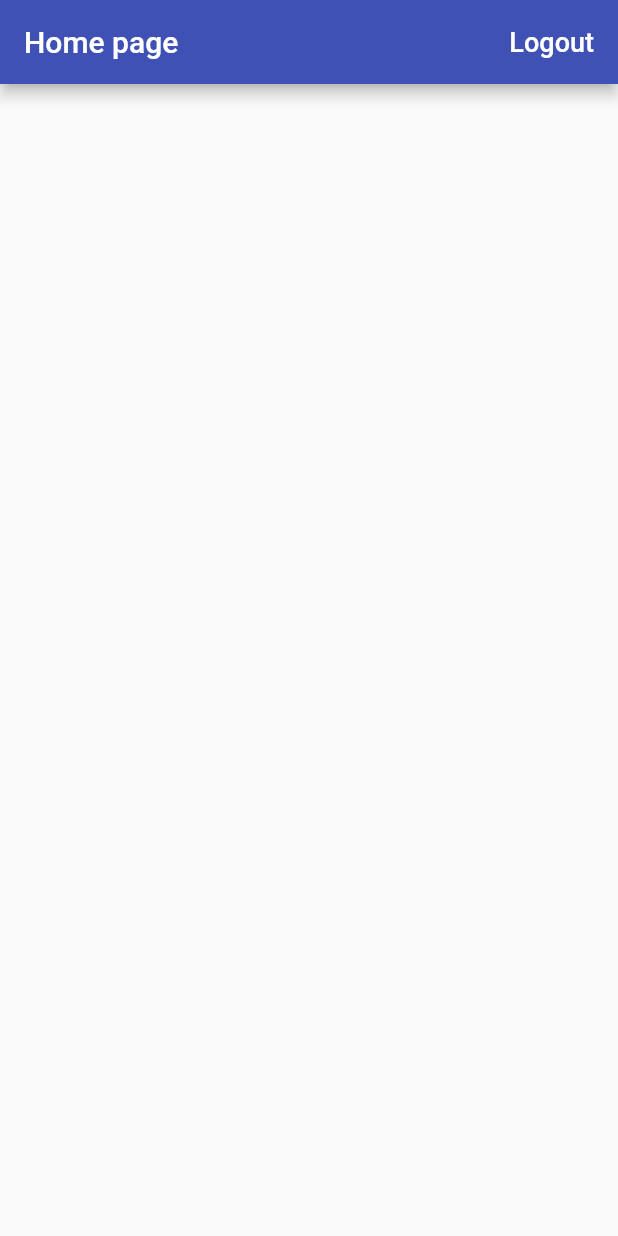
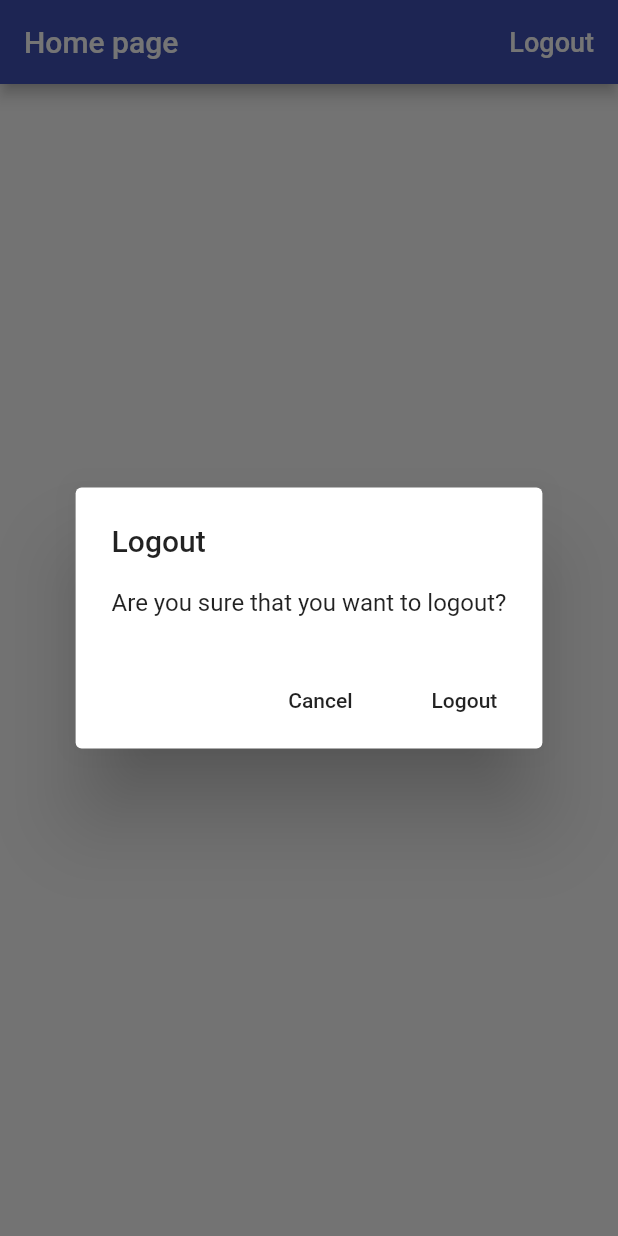
Before and after one commit to aleksoft1/time_tracker_flutter_course, a Flutter app: the screen it shows once a user with an empty profile is signed in, after a tap on "Logout", on a phone screen of 412 x 824 dp. Run offline on Flutter 3.47's test engine with Material 2 defaults, Android fonts, the phone set to English and light mode, and no system bars; our stand-ins replace firebase_auth, firebase_core, google_sign_in; missing offline and left inert: flutter_login_facebook; accounts and stored records are empty.

Commit message:
Platform-aware widgets and dialogs finished

```diff
--- a/lib/app/home_page.dart
+++ b/lib/app/home_page.dart
@@ -1,4 +1,5 @@
 import 'package:flutter/material.dart';
+import 'package:time_tracker_flutter_course/common_widgets/show_alert_dialog.dart';
 import 'package:time_tracker_flutter_course/services/auth.dart';
 
 class HomePage extends StatelessWidget {
@@ -10,6 +11,19 @@ class HomePage extends StatelessWidget {
       await auth.signOut();
     } catch (e) {
       print(e.toString());
+    }
+  }
+
+  Future<void> _confirmSignOut(BuildContext context) async {
+    final didRequestSignOut = await showAlertDialog(
+      context,
+      title: 'Logout',
+      content: 'Are you sure that you want to logout?',
+      cancelActionText: 'Cancel',
+      defaultActionText: 'Logout',
+    );
+    if (didRequestSignOut == true) {
+      _signOut();
     }
   }
 
@@ -27,7 +41,7 @@ class HomePage extends StatelessWidget {
                 color: Colors.white,
               ),
             ),
-            onPressed: _signOut,
+            onPressed: () => _confirmSignOut(context),
           )
         ],
       ),
--- /dev/null
+++ b/lib/common_widgets/show_alert_dialog.dart
@@ -0,0 +1,46 @@
+import 'dart:io';
+import 'package:flutter/cupertino.dart';
+import 'package:flutter/material.dart';
+
+Future<bool> showAlertDialog(BuildContext context,
+    {@required String title,
+    @required String content,
+    String cancelActionText,
+    @required String defaultActionText}) {
+  if (!Platform.isIOS) {
+    return showDialog(
+        context: context,
+        builder: (context) => AlertDialog(
+              title: Text(title),
+              content: Text(content),
+              actions: [
+                if (cancelActionText != null)
+                  FlatButton(
+                    child: Text(cancelActionText),
+                    onPressed: () => Navigator.of(context).pop(false),
+                  ),
+                FlatButton(
+                  child: Text(defaultActionText),
+                  onPressed: () => Navigator.of(context).pop(true),
+                )
+              ],
+            ));
+  }
+  return showCupertinoDialog(
+      context: context,
+      builder: (context) => CupertinoAlertDialog(
+            title: Text(title),
+            content: Text(content),
+            actions: [
+              if (cancelActionText != null)
+                CupertinoActionSheetAction(
+                  child: Text(cancelActionText),
+                  onPressed: () => Navigator.of(context).pop(false),
+                ),
+              CupertinoDialogAction(
+                child: Text(defaultActionText),
+                onPressed: () => Navigator.of(context).pop(true),
+              )
+            ],
+          ));
+}
```
Also changed, not shown: lib/app/sign_in/email_sign_in_form.dart (+9 -1 lines).
